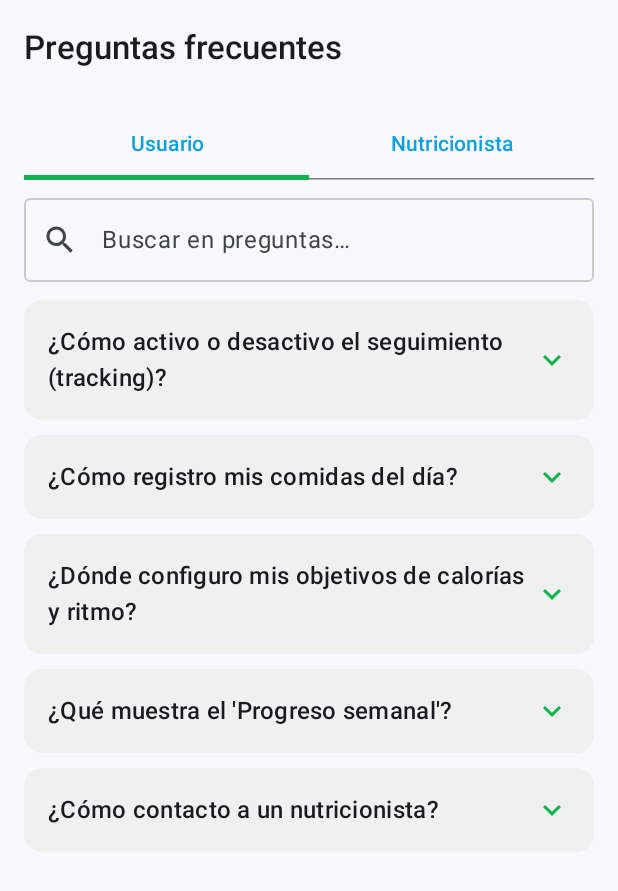
After one commit to G2-Aplicaciones-Moviles/Native-Frontend, an Android app built with Jetpack Compose: the composable FaqScreen shown on its own in the app's theme, on a phone screen of 412 x 824 dp. The commit adds this screen. Shown: the top 891 px of the screen. Run offline under Robolectric (Android 15) with nearby library versions, the phone set to English and light mode, and no system bars.

Commit message:
feat: faqScreen

```diff
--- /dev/null
+++ b/app/src/main/java/pe/edu/upc/jameofit/faq/presentation/view/FaqScreen.kt
@@ -0,0 +1,237 @@
+package pe.edu.upc.jameofit.faq.presentation.view
+
+import androidx.compose.animation.animateContentSize
+import androidx.compose.foundation.clickable
+import androidx.compose.foundation.layout.*
+import androidx.compose.foundation.lazy.LazyColumn
+import androidx.compose.foundation.lazy.items
+import androidx.compose.foundation.text.KeyboardOptions
+import androidx.compose.material.icons.Icons
+import androidx.compose.material.icons.automirrored.outlined.ArrowBack
+import androidx.compose.material.icons.filled.KeyboardArrowDown
+import androidx.compose.material.icons.filled.KeyboardArrowUp
+import androidx.compose.material.icons.filled.Search
+import androidx.compose.material.icons.outlined.ArrowBack
+import androidx.compose.material3.*
+import androidx.compose.material3.TabRowDefaults.tabIndicatorOffset
+import androidx.compose.runtime.*
+import androidx.compose.runtime.saveable.rememberSaveable
+import androidx.compose.ui.Alignment
+import androidx.compose.ui.Modifier
+import androidx.compose.ui.graphics.Color
+import androidx.compose.ui.text.font.FontWeight
+import androidx.compose.ui.text.input.ImeAction
+import androidx.compose.ui.unit.dp
+import pe.edu.upc.jameofit.ui.theme.JameoBlue
+import pe.edu.upc.jameofit.ui.theme.JameoGreen
+
+enum class FaqAudience { USER, NUTRITIONIST }
+
+data class FaqItem(
+    val question: String,
+    val answer: String
+)
+
+@OptIn(ExperimentalMaterial3Api::class)
+@Composable
+fun FaqScreen(
+    modifier: Modifier = Modifier,
+    initialAudience: FaqAudience = FaqAudience.USER,
+    onBack: (() -> Unit)? = null
+) {
+    // Fallbacks por si no estuvieran importadas tus variables de tema
+    val primary = runCatching { JameoBlue }.getOrNull() ?: Color(0xFF077CB0)
+    val accent  = runCatching { JameoGreen }.getOrNull() ?: Color(0xFF0C893A)
+
+    var selectedTab by rememberSaveable { mutableStateOf(initialAudience) }
+    var query by rememberSaveable { mutableStateOf("") }
+
+    val fullList = remember(selectedTab) {
+        if (selectedTab == FaqAudience.USER) userFaq() else nutritionistFaq()
+    }
+    val filtered = remember(query, fullList) {
+        if (query.isBlank()) fullList
+        else fullList.filter {
+            it.question.contains(query, ignoreCase = true) ||
+                    it.answer.contains(query, ignoreCase = true)
+        }
+    }
+
+    Scaffold(
+
+        topBar = {
+            TopAppBar(
+                title = {
+                    Text("Preguntas frecuentes", fontWeight = FontWeight.SemiBold)
+                },
+                navigationIcon = {
+                    if (onBack != null) {
+                        IconButton(onClick = onBack) {
+                            Icon(Icons.AutoMirrored.Outlined.ArrowBack, contentDescription = "Volver", tint = Color.Black)
+                        }
+                    }
+                }
+            )
+        }
+    ) { padding ->
+        Column(
+            modifier = modifier
+                .padding(padding)
+                .padding(horizontal = 16.dp, vertical = 8.dp)
+        ) {
+            // Tabs: Usuario / Nutricionista
+            TabRow(
+                selectedTabIndex = if (selectedTab == FaqAudience.USER) 0 else 1,
+                containerColor = Color.Transparent,
+                contentColor = Color.Gray,
+                indicator = { tabPositions ->
+                    TabRowDefaults.SecondaryIndicator(
+                        Modifier.tabIndicatorOffset(tabPositions[if (selectedTab == FaqAudience.USER) 0 else 1]),
+                        color = JameoGreen
+                    )
+                }
+            ) {
+                Tab(
+                    selected = selectedTab == FaqAudience.USER,
+                    onClick = { selectedTab = FaqAudience.USER },
+                    text = { Text("Usuario") },
+                    selectedContentColor = JameoBlue
+                )
+                Tab(
+                    selected = selectedTab == FaqAudience.NUTRITIONIST,
+                    onClick = { selectedTab = FaqAudience.NUTRITIONIST },
+                    text = { Text("Nutricionista") },
+                    selectedContentColor = JameoBlue
+                )
+            }
+
+            Spacer(Modifier.height(12.dp))
+
+            // Buscador
+            OutlinedTextField(
+                value = query,
+                onValueChange = { query = it },
+                modifier = Modifier.fillMaxWidth(),
+                placeholder = { Text("Buscar en preguntas…") },
+                leadingIcon = { Icon(Icons.Default.Search, contentDescription = null) },
+                singleLine = true,
+                keyboardOptions = KeyboardOptions(imeAction = ImeAction.Search),
+                colors = OutlinedTextFieldDefaults.colors(
+                    focusedBorderColor = Color.Gray,
+                    unfocusedBorderColor = Color.LightGray,
+                    focusedLabelColor = Color.Gray,
+                    unfocusedLabelColor = Color.Gray
+                )
+            )
+
+            Spacer(Modifier.height(12.dp))
+
+            if (filtered.isEmpty()) {
+                Box(Modifier.fillMaxSize(), contentAlignment = Alignment.Center) {
+                    Text("No se encontró nada con '$query'.")
+                }
+            } else {
+                LazyColumn(
+                    modifier = Modifier.fillMaxSize(),
+                    verticalArrangement = Arrangement.spacedBy(10.dp),
+                    contentPadding = PaddingValues(bottom = 24.dp)
+                ) {
+                    items(filtered) { item ->
+                        ExpandableFaqCard(
+                            item = item,
+                            highlightColor = accent
+                        )
+                    }
+                }
+            }
+        }
+    }
+}
+
+@Composable
+private fun ExpandableFaqCard(
+    item: FaqItem,
+    highlightColor: Color
+) {
+    var expanded by rememberSaveable { mutableStateOf(false) }
+
+    Card(
+        modifier = Modifier
+            .fillMaxWidth()
+            .animateContentSize()
+            .clickable { expanded = !expanded },
+        colors = CardDefaults.cardColors(
+            containerColor = Color(0xFFF0F0F0)
+        )
+    ) {
+        Column(Modifier.padding(16.dp)) {
+            Row(verticalAlignment = Alignment.CenterVertically) {
+                Text(
+                    text = item.question,
+                    style = MaterialTheme.typography.titleMedium,
+                    modifier = Modifier.weight(1f)
+                )
+                Icon(
+                    imageVector = if (expanded) Icons.Default.KeyboardArrowUp else Icons.Default.KeyboardArrowDown,
+                    contentDescription = null,
+                    tint = highlightColor
+                )
+            }
+            if (expanded) {
+                Spacer(Modifier.height(8.dp))
+                Text(
+                    text = item.answer,
+                    style = MaterialTheme.typography.bodyMedium
+                )
+            }
+        }
+    }
+}
+
+/* -------------------- CONTENIDO (adáptalo a tu realidad) -------------------- */
+
+private fun userFaq(): List<FaqItem> = listOf(
+    FaqItem(
+        "¿Cómo activo o desactivo el seguimiento (tracking)?",
+        "Desde Inicio, usa el control 'Activar/Desactivar seguimiento'. Si está activado, tu resumen del día y el progreso semanal se actualizan automáticamente."
+    ),
+    FaqItem(
+        "¿Cómo registro mis comidas del día?",
+        "En 'Comidas del día' toca 'Agregar comida' y completa los campos. Tus métricas (número de comidas, calorías y porcentaje de progreso) se recalculan en el resumen."
+    ),
+    FaqItem(
+        "¿Dónde configuro mis objetivos de calorías y ritmo?",
+        "Ve a Gestión de Objetivos → define objetivo (perder/ganar/mantener), peso objetivo, ritmo y tipo de dieta. Luego guarda la configuración."
+    ),
+    FaqItem(
+        "¿Qué muestra el 'Progreso semanal'?",
+        "Resumen de cumplimiento por días (por ejemplo 4/4 comidas registradas) y tu avance respecto a las metas fijadas para la semana."
+    ),
+    FaqItem(
+        "¿Cómo contacto a un nutricionista?",
+        "Desde la pestaña 'Nutricionistas' puedes ver perfiles, elegir uno y enviar una solicitud o mensaje. Si el profesional acepta, se habilita el seguimiento."
+    )
+)
+
+private fun nutritionistFaq(): List<FaqItem> = listOf(
+    FaqItem(
+        "¿Cómo creo o edito planes alimenticios para mis usuarios?",
+        "Ingresa al perfil del usuario → Plan alimenticio → Crear/Editar. Puedes partir de plantillas y personalizar por objetivos, alergias y preferencias."
+    ),
+    FaqItem(
+        "¿Puedo monitorear adherencia y métricas en tiempo real?",
+        "Sí. Visualiza registro de comidas, cumplimiento diario y KPIs básicos (adherencia, calorías objetivo vs. real) en el panel del usuario."
+    ),
+    FaqItem(
+        "¿Cómo comparto contenido educativo?",
+        "Desde tu panel de profesional, crea publicaciones o tips. Se entregan a tus usuarios y pueden aparecer en la sección 'Tips' del inicio."
+    ),
+    FaqItem(
+        "¿La plataforma permite monetizar mis servicios?",
+        "La modalidad prevista contempla suscripciones y/o consultas privadas gestionadas desde tu panel. Ajusta precios, disponibilidad y condiciones."
+    ),
+    FaqItem(
+        "¿Qué medidas hay para la privacidad de los pacientes?",
+        "Solo ves datos de los usuarios que te han autorizado. La información se maneja con buenas prácticas de seguridad y se puede revocar el acceso."
+    )
+)
--- a/app/src/main/java/pe/edu/upc/jameofit/home/presentation/navigation/HomeNavHost.kt
+++ b/app/src/main/java/pe/edu/upc/jameofit/home/presentation/navigation/HomeNavHost.kt
@@ -13,6 +13,7 @@ import androidx.compose.ui.Modifier
 import androidx.compose.foundation.layout.padding
 import androidx.compose.ui.unit.dp
 import androidx.navigation.navigation
+import pe.edu.upc.jameofit.faq.presentation.view.FaqScreen
 import pe.edu.upc.jameofit.goals.presentation.view.GoalsManagementRoute
 import pe.edu.upc.jameofit.goals.presentation.di.PresentationModule as GoalsPresentationModule
 import pe.edu.upc.jameofit.iam.presentation.di.PresentationModule as IamPresentationModule
@@ -179,7 +180,7 @@ fun HomeNavHost(
             composable(DrawerRoute.PROGRESS) { PlaceholderScreen("Analíticas y estadísticas") }
             composable(DrawerRoute.MEAL_PLANS) { PlaceholderScreen("Planes de alimentación") }
             composable(DrawerRoute.SUBSCRIPTIONS) { PlaceholderScreen("Suscripciones") }
-            composable(DrawerRoute.FAQ) { PlaceholderScreen("Preguntas frecuentes") }
+            composable(DrawerRoute.FAQ) { FaqScreen() }
             composable(DrawerRoute.SETTINGS) { PlaceholderScreen("Ajustes") }
         }
     }
```
